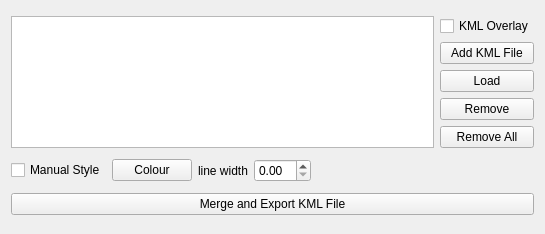
Old version of the form mslib/msui/ui/ui_kmloverlay_dockwidget.ui in the repository Open-MSS/MSS.
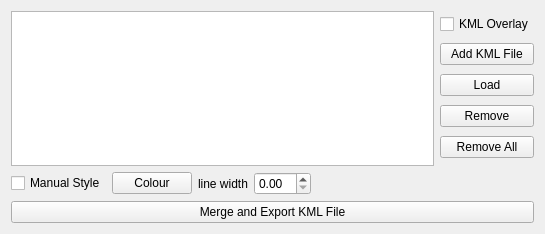
New version of the form.

Commit message: Modified ListWidget Size adjustments

```diff
--- a/mslib/msui/ui/ui_kmloverlay_dockwidget.ui
+++ b/mslib/msui/ui/ui_kmloverlay_dockwidget.ui
@@ -16,22 +16,31 @@
   <layout class="QVBoxLayout" name="verticalLayout_2">
    <item>
     <layout class="QHBoxLayout" name="horizontalLayout_3">
+     <property name="sizeConstraint">
+      <enum>QLayout::SetMinimumSize</enum>
+     </property>
      <item>
       <layout class="QHBoxLayout" name="horizontalLayout">
        <item>
         <widget class="QListWidget" name="listWidget">
          <property name="sizePolicy">
-          <sizepolicy hsizetype="Expanding" vsizetype="Ignored">
+          <sizepolicy hsizetype="Expanding" vsizetype="MinimumExpanding">
            <horstretch>0</horstretch>
            <verstretch>0</verstretch>
           </sizepolicy>
          </property>
+         <property name="sizeAdjustPolicy">
+          <enum>QAbstractScrollArea::AdjustToContents</enum>
+         </property>
         </widget>
        </item>
       </layout>
      </item>
      <item>
       <layout class="QVBoxLayout" name="verticalLayout">
+       <property name="sizeConstraint">
+        <enum>QLayout::SetMinimumSize</enum>
+       </property>
        <item>
         <widget class="QCheckBox" name="cbOverlay">
          <property name="text">
```
The commit also changes 1 other file.
